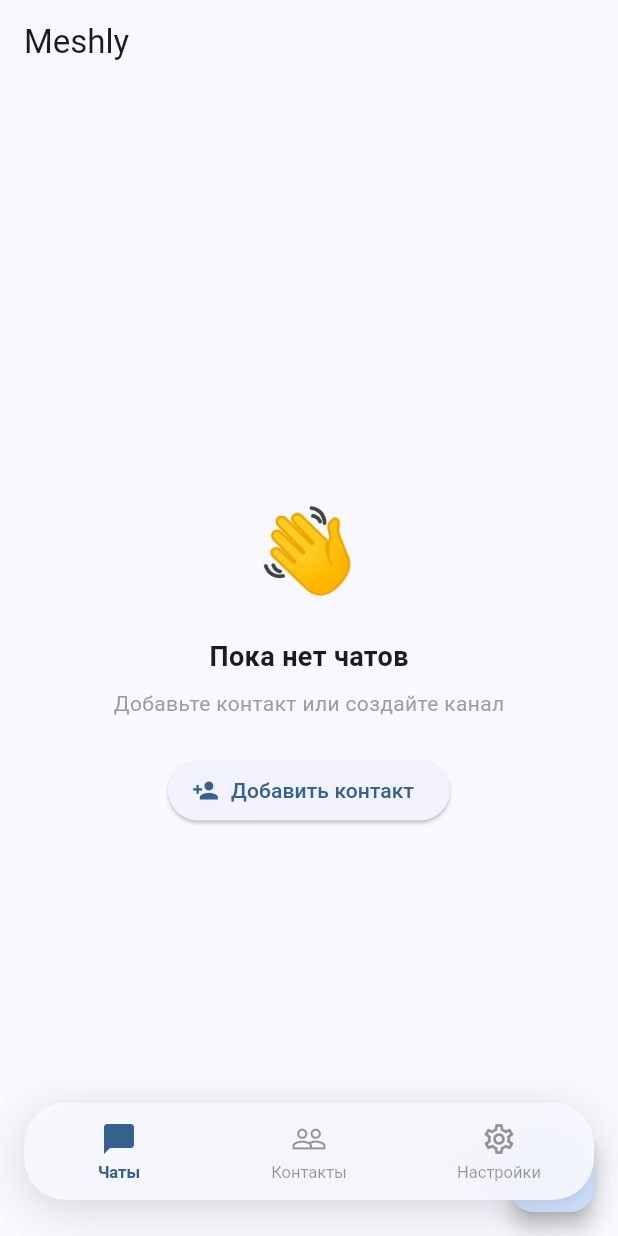
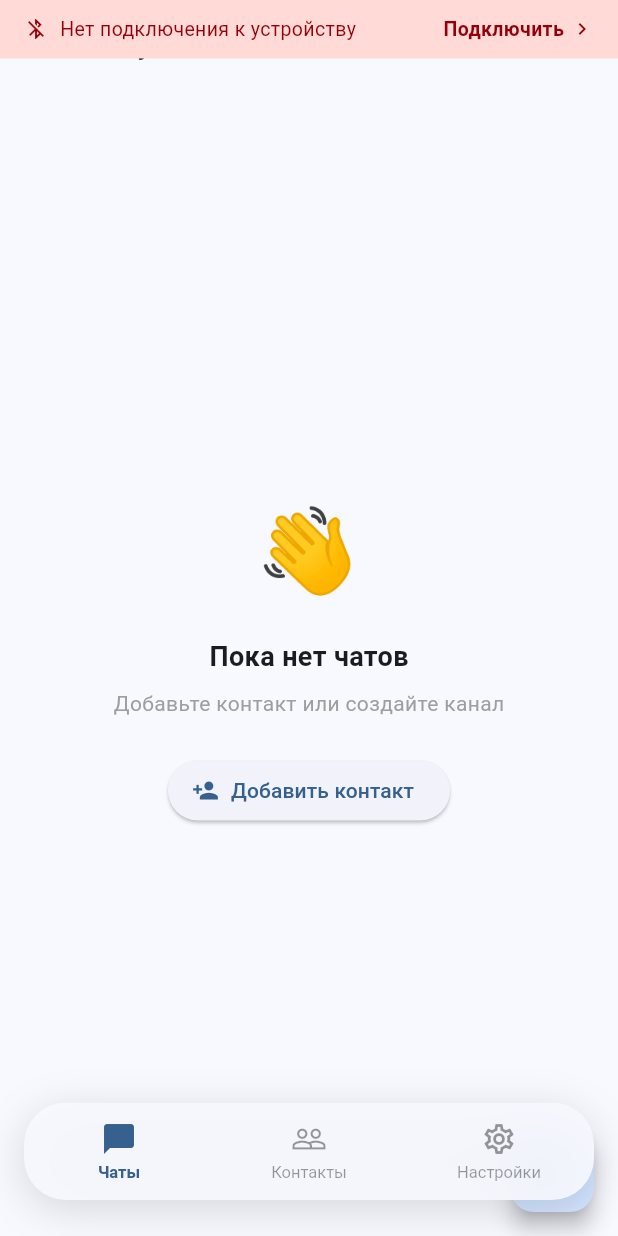
Before and after one commit to gazlevodiva/Meshly, a Flutter app: the MainScreen screen opened directly with empty values, on a phone screen of 412 x 824 dp. Run offline on Flutter 3.47's test engine with Material 3 defaults, Android fonts, the phone set to English and light mode, and no system bars; our stand-ins replace drift, flutter_blue_plus, flutter_local_notifications, permission_handler, qr_flutter, shared_preferences; missing offline and left inert: mobile_scanner; accounts and stored records are empty; generated files the repository leaves out were written again.

Commit message:
feat: connection status indicator with reconnect flow
- MainScreen: animated banner at top when BLE device disconnected,
  tap "Подключить" opens ScanScreen in reconnect mode
- ScanScreen: isReconnect flag — on success pops back instead of
  replacing the stack, so MainScreen state is preserved
- HomeScreen AppBar: green/grey dot next to title shows live status

Co-Authored-By: Claude Sonnet 4.6 <noreply@anthropic.com>

```diff
--- a/lib/screens/home_screen.dart
+++ b/lib/screens/home_screen.dart
@@ -85,8 +85,24 @@ class _HomeScreenState extends State<HomeScreen> {
       appBar: AppBar(
         title: StreamBuilder<String?>(
           stream: widget.meshService.connectedDeviceName,
-          builder: (_, snap) =>
-              Text(snap.data != null ? 'Meshly · ${snap.data}' : 'Meshly'),
+          builder: (_, snap) {
+            final deviceName = snap.data;
+            return Row(
+              mainAxisSize: MainAxisSize.min,
+              children: [
+                Container(
+                  width: 8,
+                  height: 8,
+                  decoration: BoxDecoration(
+                    color: deviceName != null ? Colors.green : Colors.grey,
+                    shape: BoxShape.circle,
+                  ),
+                ),
+                const SizedBox(width: 8),
+                Text(deviceName != null ? 'Meshly · $deviceName' : 'Meshly'),
+              ],
+            );
+          },
         ),
       ),
       body: ListenableBuilder(
--- a/lib/screens/main_screen.dart
+++ b/lib/screens/main_screen.dart
@@ -1,8 +1,10 @@
+import 'dart:async';
 import 'dart:ui';
 
 import 'package:flutter/material.dart';
 import 'package:meshly/screens/contacts_screen.dart';
 import 'package:meshly/screens/home_screen.dart';
+import 'package:meshly/screens/scan_screen.dart';
 import 'package:meshly/screens/settings_screen.dart';
 import 'package:meshly/services/mesh_service.dart';
 
@@ -18,6 +20,18 @@ class MainScreen extends StatefulWidget {
 class _MainScreenState extends State<MainScreen> {
   int _index = 0;
 
+  void _openScan() {
+    unawaited(Navigator.push<void>(
+      context,
+      MaterialPageRoute<void>(
+        builder: (_) => ScanScreen(
+          meshService: widget.meshService,
+          isReconnect: true,
+        ),
+      ),
+    ));
+  }
+
   @override
   Widget build(BuildContext context) {
     return Scaffold(
@@ -30,6 +44,83 @@ class _MainScreenState extends State<MainScreen> {
               ContactsScreen(meshService: widget.meshService),
               SettingsScreen(meshService: widget.meshService),
             ],
+          ),
+          // Connection status banner — visible only when disconnected
+          Positioned(
+            top: 0,
+            left: 0,
+            right: 0,
+            child: StreamBuilder<String?>(
+              stream: widget.meshService.connectedDeviceName,
+              builder: (context, snap) {
+                final connected = snap.data != null;
+                return AnimatedSlide(
+                  offset: connected ? const Offset(0, -1) : Offset.zero,
+                  duration: const Duration(milliseconds: 300),
+                  curve: Curves.easeInOut,
+                  child: AnimatedOpacity(
+                    opacity: connected ? 0 : 1,
+                    duration: const Duration(milliseconds: 300),
+                    child: Material(
+                      color: Theme.of(context).colorScheme.errorContainer,
+                      child: SafeArea(
+                        bottom: false,
+                        child: InkWell(
+                          onTap: _openScan,
+                          child: Padding(
+                            padding: const EdgeInsets.symmetric(
+                              horizontal: 16,
+                              vertical: 10,
+                            ),
+                            child: Row(
+                              children: [
+                                Icon(
+                                  Icons.bluetooth_disabled,
+                                  size: 16,
+                                  color: Theme.of(context)
+                                      .colorScheme
+                                      .onErrorContainer,
+                                ),
+                                const SizedBox(width: 8),
+                                Expanded(
+                                  child: Text(
+                                    'Нет подключения к устройству',
+                                    style: TextStyle(
+                                      fontSize: 13,
+                                      color: Theme.of(context)
+                                          .colorScheme
+                                          .onErrorContainer,
+                                    ),
+                                  ),
+                                ),
+                                Text(
+                                  'Подключить',
+                                  style: TextStyle(
+                                    fontSize: 13,
+                                    fontWeight: FontWeight.w600,
+                                    color: Theme.of(context)
+                                        .colorScheme
+                                        .onErrorContainer,
+                                  ),
+                                ),
+                                const SizedBox(width: 4),
+                                Icon(
+                                  Icons.chevron_right,
+                                  size: 16,
+                                  color: Theme.of(context)
+                                      .colorScheme
+                                      .onErrorContainer,
+                                ),
+                              ],
+                            ),
+                          ),
+                        ),
+                      ),
+                    ),
+                  ),
+                );
+              },
+            ),
           ),
           Positioned(
             left: 0,
--- a/lib/screens/scan_screen.dart
+++ b/lib/screens/scan_screen.dart
@@ -8,9 +8,14 @@ import 'package:permission_handler/permission_handler.dart';
 import 'package:shared_preferences/shared_preferences.dart';
 
 class ScanScreen extends StatefulWidget {
-  const ScanScreen({required this.meshService, super.key});
+  const ScanScreen({
+    required this.meshService,
+    this.isReconnect = false,
+    super.key,
+  });
 
   final MeshService meshService;
+  final bool isReconnect;
 
   @override
   State<ScanScreen> createState() => _ScanScreenState();
@@ -164,12 +169,16 @@ class _ScanScreenState extends State<ScanScreen> {
       await prefs.setString('last_device_name', device.platformName);
 
       if (mounted) {
+        if (widget.isReconnect) {
+          Navigator.pop(context);
+        } else {
           unawaited(Navigator.pushReplacement(
             context,
             MaterialPageRoute(
               builder: (_) => MainScreen(meshService: widget.meshService),
             ),
           ));
+        }
       }
     } on Exception catch (e) {
       if (mounted) {
```
Lines whose indentation alone changed are shown as unchanged.
